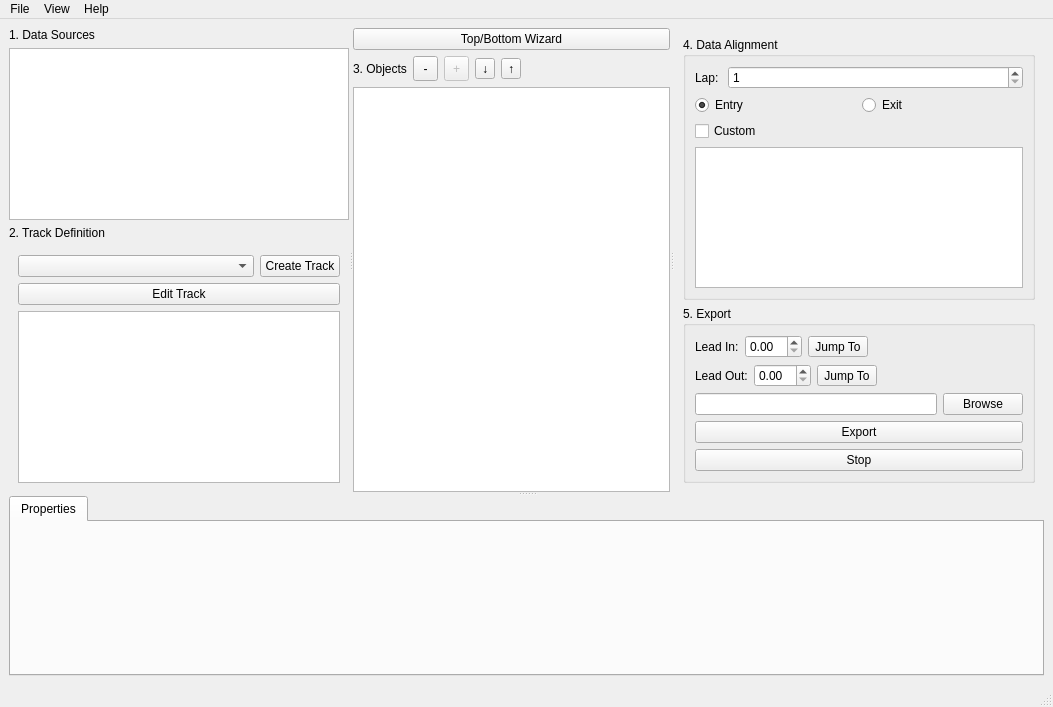
Before: the Qt Designer form apps/ui/projectwindow.ui in hankedan000/gopro-overlay, drawn with Qt 5.
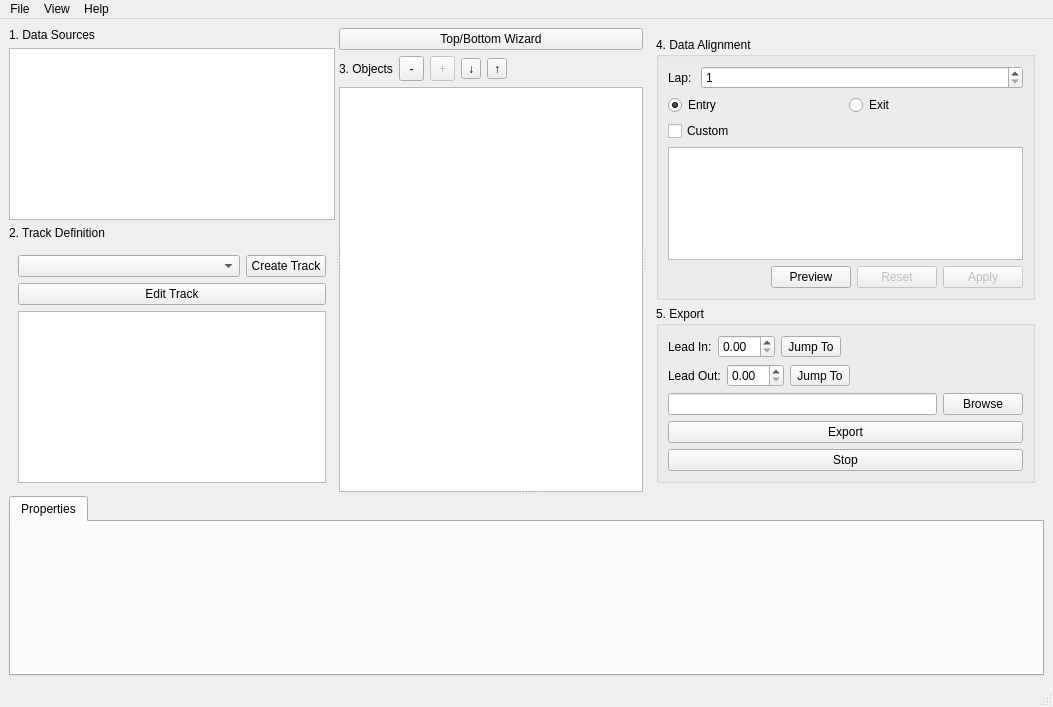
After: the same form once the commit is applied.

Commit message: Supports saving/restoring alignment info to project

What changed in the file:
```diff
--- a/apps/ui/projectwindow.ui
+++ b/apps/ui/projectwindow.ui
@@ -228,6 +228,53 @@
                   <item>
                    <widget class="QTableWidget" name="customAlignmentTableWidget"/>
                   </item>
+                  <item>
+                   <layout class="QHBoxLayout" name="horizontalLayout_8">
+                    <property name="bottomMargin">
+                     <number>0</number>
+                    </property>
+                    <item>
+                     <spacer name="horizontalSpacer_4">
+                      <property name="orientation">
+                       <enum>Qt::Horizontal</enum>
+                      </property>
+                      <property name="sizeHint" stdset="0">
+                       <size>
+                        <width>40</width>
+                        <height>20</height>
+                       </size>
+                      </property>
+                     </spacer>
+                    </item>
+                    <item>
+                     <widget class="QPushButton" name="previewAlignment_PushButton">
+                      <property name="text">
+                       <string>Preview</string>
+                      </property>
+                     </widget>
+                    </item>
+                    <item>
+                     <widget class="QPushButton" name="resetAlignment_PushButton">
+                      <property name="enabled">
+                       <bool>false</bool>
+                      </property>
+                      <property name="text">
+                       <string>Reset</string>
+                      </property>
+                     </widget>
+                    </item>
+                    <item>
+                     <widget class="QPushButton" name="applyAlignment_PushButton">
+                      <property name="enabled">
+                       <bool>false</bool>
+                      </property>
+                      <property name="text">
+                       <string>Apply</string>
+                      </property>
+                     </widget>
+                    </item>
+                   </layout>
+                  </item>
                  </layout>
                 </widget>
                </item>
```
The commit also changes 4 other files.
